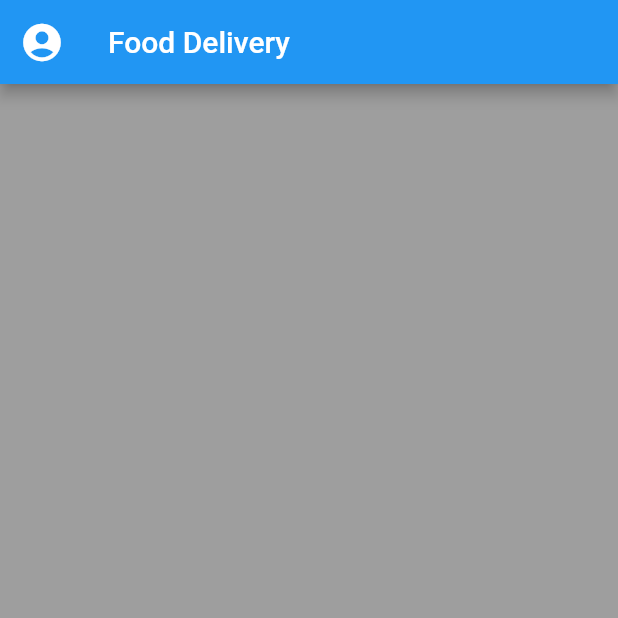
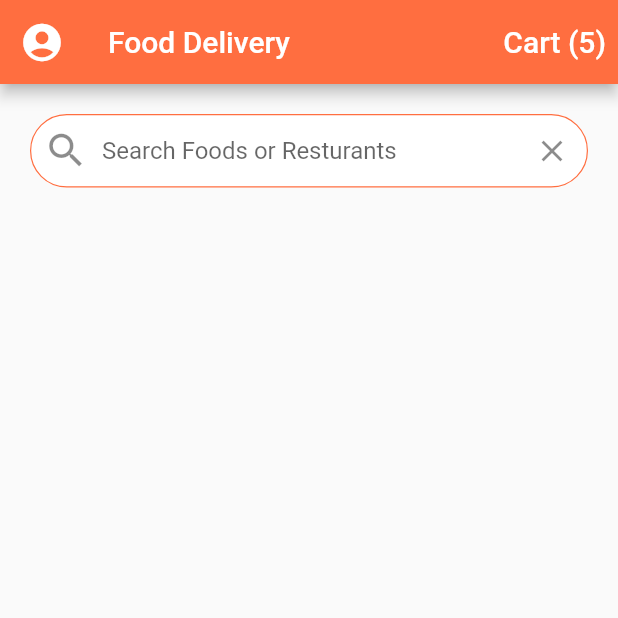
Before and after one commit to NdegwaJulius/food-delivery-UI, a Flutter app: the screen it shows after launch, on a phone screen of 412 x 824 dp, the top half of it. Run offline on Flutter 3.47's test engine with Material 2 defaults, Android fonts, the phone set to English and light mode, and no system bars.

Commit message:
Setting Up the search bar

```diff
--- a/lib/main.dart
+++ b/lib/main.dart
@@ -13,22 +13,8 @@ class MyApp extends StatelessWidget {
       title: 'Flutter Food Delivery UI',
       debugShowCheckedModeBanner: false,
       theme: ThemeData(
-        scaffoldBackgroundColor: Colors.grey,
+        scaffoldBackgroundColor: Colors.grey[50],
         primaryColor: Colors.deepOrangeAccent,
-        // This is the theme of your application.
-        //
-        // Try running your application with "flutter run". You'll see the
-        // application has a blue toolbar. Then, without quitting the app, try
-        // changing the primarySwatch below to Colors.green and then invoke
-        // "hot reload" (press "r" in the console where you ran "flutter run",
-        // or simply save your changes to "hot reload" in a Flutter IDE).
-        // Notice that the counter didn't reset back to zero; the application
-        // is not restarted.
-
-        // This makes the visual density adapt to the platform that you run
-        // the app on. For desktop platforms, the controls will be smaller and
-        // closer together (more dense) than on mobile platforms.
-        visualDensity: VisualDensity.adaptivePlatformDensity,
       ),
       home: HomeScreen(),
     );
--- a/lib/screens/home_screen.dart
+++ b/lib/screens/home_screen.dart
@@ -13,6 +13,7 @@ class _HomeScreenState extends State<HomeScreen> {
   Widget build(BuildContext context) {
     return Scaffold(
       appBar: AppBar(
+        backgroundColor: Colors.deepOrangeAccent,
         leading: IconButton(
           icon: Icon(Icons.account_circle),
           iconSize: 30.0,
@@ -22,7 +23,45 @@ class _HomeScreenState extends State<HomeScreen> {
         actions: <Widget>[
           TextButton(
             onPressed: () {},
-            child: Text('Cart (${currentUser.cart.length})'),
+            child: Text(
+              'Cart (${currentUser.cart.length})',
+              style: TextStyle(
+                color: Colors.white,
+                fontSize: 20.0,
+              ),
+            ),
+          ),
+        ],
+      ),
+      body: ListView(
+        children: <Widget>[
+          Padding(
+            padding: EdgeInsets.all(20.0),
+            child: TextField(
+              decoration: InputDecoration(
+                contentPadding: EdgeInsets.symmetric(vertical: 15.0),
+                fillColor: Colors.white,
+                filled: true,
+                border: OutlineInputBorder(
+                  borderRadius: BorderRadius.circular(30.0),
+                  borderSide: BorderSide(width: 0.8),
+                ),
+                enabledBorder: OutlineInputBorder(
+                  borderRadius: BorderRadius.circular(30.0),
+                  borderSide: BorderSide(
+                      width: 0.8, color: Theme.of(context).primaryColor),
+                ),
+                hintText: 'Search Foods or Resturants',
+                prefixIcon: Icon(
+                  Icons.search,
+                  size: 30.0,
+                ),
+                suffixIcon: IconButton(
+                  icon: Icon(Icons.clear),
+                  onPressed: () {},
+                ),
+              ),
+            ),
           ),
         ],
       ),
```
